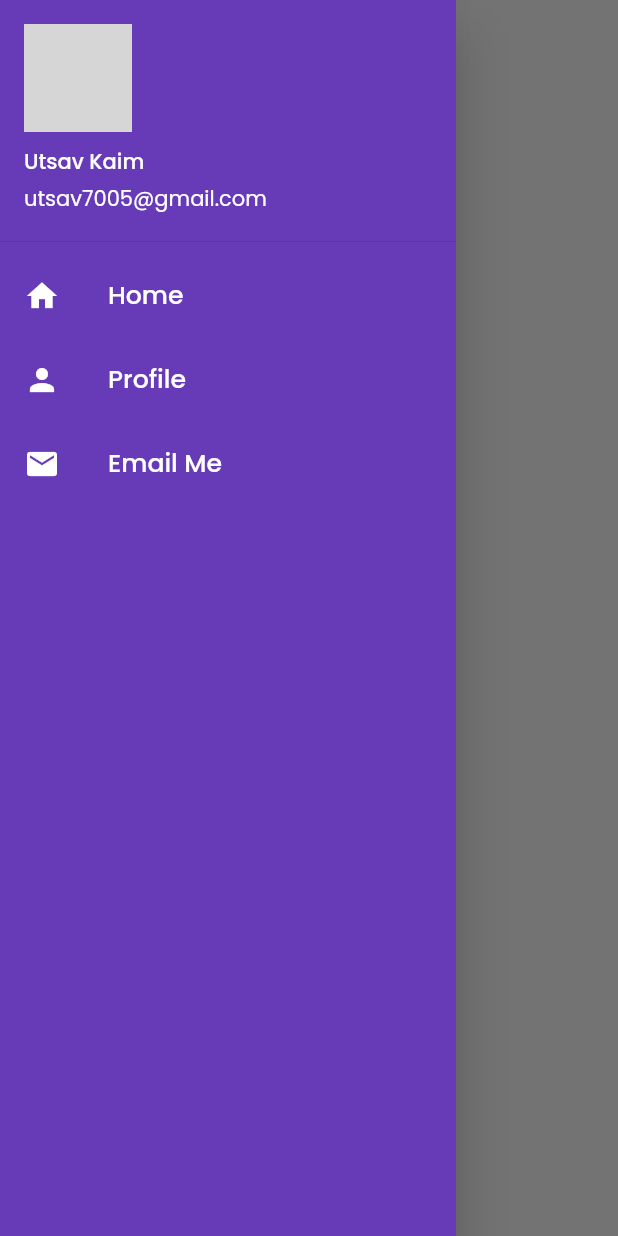
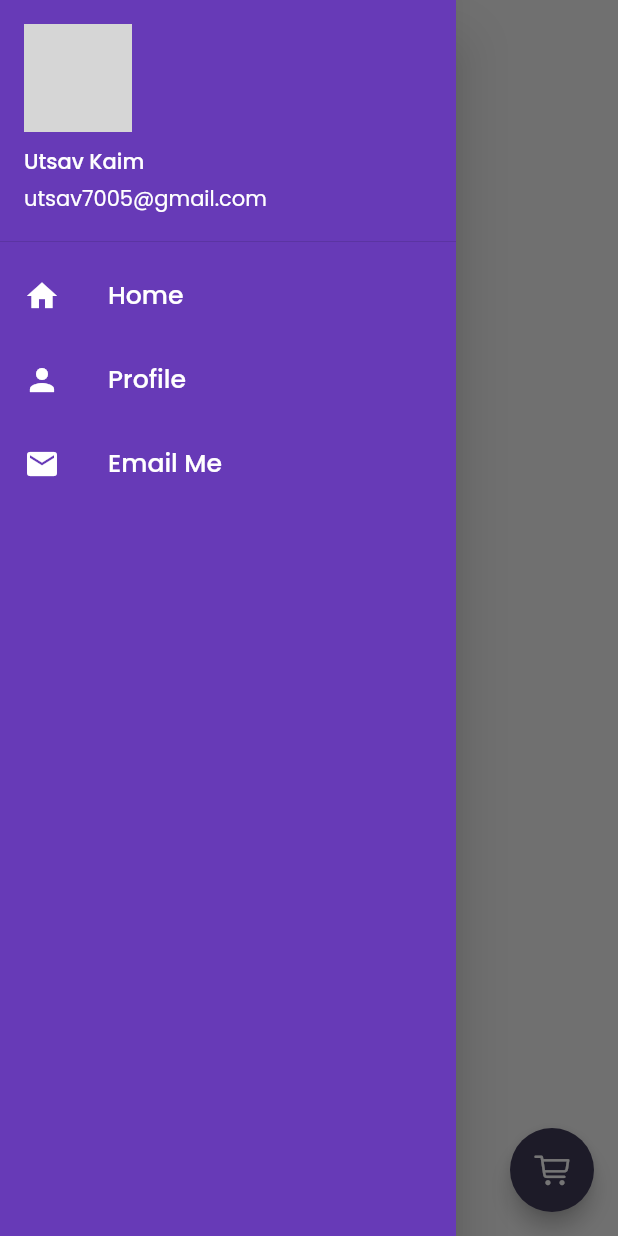
Before and after one commit to utsav7005/utsav_catalog, a Flutter app: the screen it shows after launch, with the side drawer open, on a phone screen of 412 x 824 dp. Run offline on Flutter 3.47's test engine with Material 2 defaults, Android fonts, the light colour scheme and no system bars; our stand-ins replace google_fonts; statements that could not run were skipped; grey boxes are pictures that could not be loaded.

Commit message:
Day17 Completed

```diff
--- a/lib/main.dart
+++ b/lib/main.dart
@@ -1,5 +1,6 @@
 import 'package:flutter/material.dart';
 import 'package:google_fonts/google_fonts.dart';
+import 'package:ucatalog/pages/cart_page.dart';
 import 'package:ucatalog/pages/login_page.dart';
 import 'package:ucatalog/utils/routes.dart';
 import 'package:ucatalog/widgets/themes.dart';
@@ -21,6 +22,7 @@ class MyApp extends StatelessWidget {
         "/": (context) => HomePage(),
         MyRoutes.homeRoute: (context) => HomePage(),
         MyRoutes.loginRoute: (context) => LoginPage(),
+        MyRoutes.cartRoute: (context) => CartPage(),
       },
     );
   }
--- a/lib/pages/home_page.dart
+++ b/lib/pages/home_page.dart
@@ -1,10 +1,14 @@
+import 'package:flutter/cupertino.dart';
 import 'package:flutter/material.dart';
 import 'package:flutter/services.dart';
 import 'package:ucatalog/models/catalog.dart';
+import 'package:ucatalog/utils/routes.dart';
 import 'package:ucatalog/widgets/home_widgets/catalog_header.dart';
 import 'package:ucatalog/widgets/home_widgets/catalog_list.dart';
 import 'package:ucatalog/widgets/drawer.dart';
 import 'dart:convert';
+
+import 'package:ucatalog/widgets/themes.dart';
 
 class HomePage extends StatefulWidget {
   @override
@@ -33,6 +37,12 @@ class _HomePageState extends State<HomePage> {
   @override
   Widget build(BuildContext context) {
     return Scaffold(
+      backgroundColor: Mytheme.creamColor,
+      floatingActionButton: FloatingActionButton(
+        onPressed: () => Navigator.pushNamed(context, MyRoutes.cartRoute),
+        backgroundColor: Mytheme.darkBluishColor,
+        child: Icon(CupertinoIcons.cart),
+      ),
       drawer: MyDrawer(),
       body: SafeArea(
         child: Column(
--- a/lib/utils/routes.dart
+++ b/lib/utils/routes.dart
@@ -2,4 +2,5 @@ class MyRoutes {
   static String loginRoute = "/login";
   static String homeRoute = "/home";
   static String homeDetailRoute = "/detail";
+  static String cartRoute = "/cart";
 }
--- a/lib/widgets/item_widget.dart
+++ b/lib/widgets/item_widget.dart
@@ -68,10 +68,13 @@ class ItemWidget extends StatelessWidget {
                     print("Buy ${item.name}");
                   },
                   style: ElevatedButton.styleFrom(
+                    backgroundColor: Mytheme
+                        .darkBluishColor, // Set the button's background color
                     shadowColor: Mytheme.darkBluishColor,
                     shape: StadiumBorder(),
+                    // You can also specify other properties like padding, textStyle, etc.
                   ),
-                  child: Text("Buy"),
+                  child: Text("Add to Cart"),
                 ),
               ),
             ],
```
Also changed, not shown: lib/pages/cart_page.dart (added, +27 -0 lines), lib/pages/home_detail_page.dart (+15 -3 lines).
